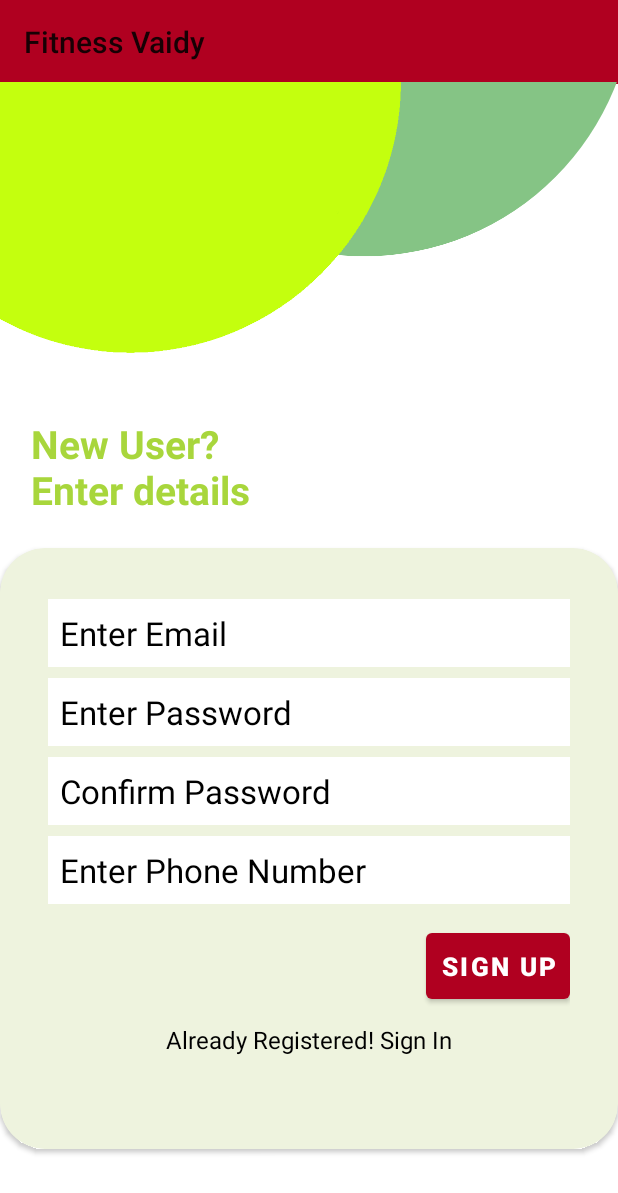
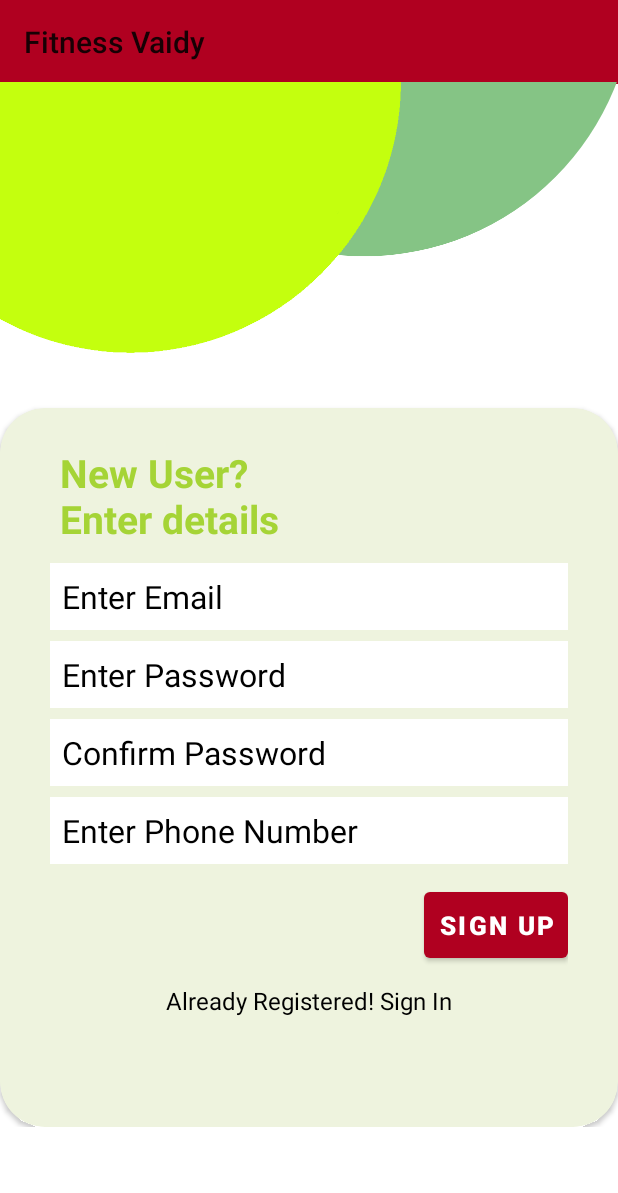
Before and after one commit to amanverma02de/Fitness-Vaidy, an Android app: the screen it shows after launch (Signup), on a phone screen of 412 x 824 dp. Shown: the top 1193 px of the screen. Run offline under Robolectric (Android 15) with nearby library versions, the phone set to English and light mode, and no system bars; our stand-ins replace Firebase (no records; nobody signed in at launch, a user with empty details on screens opened directly).

Commit message:
git edit

```diff
--- a/app/src/main/res/layout/activity_signup.xml
+++ b/app/src/main/res/layout/activity_signup.xml
@@ -1,10 +1,14 @@
 <?xml version="1.0" encoding="utf-8"?>
-<LinearLayout
+<ScrollView
     xmlns:android="http://schemas.android.com/apk/res/android"
     xmlns:app="http://schemas.android.com/apk/res-auto"
     xmlns:tools="http://schemas.android.com/tools"
     android:layout_width="match_parent"
-    android:layout_height="match_parent"
+    android:layout_height="match_parent">
+<LinearLayout
+
+    android:layout_width="match_parent"
+    android:layout_height="wrap_content"
     android:orientation="vertical">
     <androidx.appcompat.widget.Toolbar
         android:id="@+id/toolbar"
@@ -23,32 +27,32 @@
         android:scaleType="fitXY"
         android:layout_marginTop="-1dp" />
 
-    <TextView
-        android:id="@+id/textView3"
-        android:layout_width="wrap_content"
-        android:layout_height="wrap_content"
-        android:layout_gravity="left"
-        android:padding="14dp"
-        android:text=" New User?\n Enter details"
-        android:textColor="#CC92CC0B"
-        android:textSize="26sp"
-        android:textStyle="bold"
-        android:layout_marginTop="-8dp"
-        android:layout_marginBottom="7dp" />
+
     <androidx.cardview.widget.CardView
         android:layout_width="match_parent"
         android:layout_height="wrap_content"
         android:layout_gravity="center_vertical"
         app:cardCornerRadius="30dp"
-        app:contentPadding="20dp"
+        app:contentPadding="15dp"
         app:cardBackgroundColor="#EEF3DE">
         <LinearLayout
             android:layout_width="match_parent"
-            android:layout_height="match_parent"
+            android:layout_height="wrap_content"
             android:orientation="vertical"
-            android:padding="12dp">
-
-    <EditText
+            android:layout_marginBottom="30dp"
+            android:padding="18dp">
+            <TextView
+                android:id="@+id/textView3"
+                android:layout_width="wrap_content"
+                android:layout_height="wrap_content"
+                android:layout_gravity="left"
+                android:text=" New User?\n Enter details"
+                android:textColor="#CC92CC0B"
+                android:textSize="26sp"
+                android:textStyle="bold"
+                android:layout_marginTop="-8dp"
+                android:layout_marginBottom="10dp" />
+            <EditText
         android:id="@+id/et_email"
         android:layout_width="match_parent"
         android:layout_height="wrap_content"
@@ -60,7 +64,7 @@
         android:layout_marginBottom="7dp"
         android:layout_marginTop="2dp"
         android:padding="8dp"
-        android:textSize="22dp"/>
+        android:textSize="21dp"/>
 
     <EditText
         android:id="@+id/et_password"
@@ -73,7 +77,7 @@
         android:background="@color/white"
         android:padding="8dp"
         android:layout_marginBottom="7dp"
-        android:textSize="22dp" />
+        android:textSize="21dp" />
     <EditText
         android:id="@+id/et_cp"
         android:layout_width="match_parent"
@@ -85,7 +89,7 @@
         android:layout_marginBottom="7dp"
         android:background="@color/white"
         android:padding="8dp"
-        android:textSize="22dp" />
+        android:textSize="21dp" />
 
     <EditText
         android:id="@+id/et_username"
@@ -99,7 +103,7 @@
         android:textColorHint="@color/black"
         android:padding="8dp"
         android:layout_marginBottom="9dp"
-        android:textSize="22dp"/>
+        android:textSize="21dp"/>
             <Button
                 android:id="@+id/btn_signup"
                 android:layout_width="wrap_content"
@@ -113,8 +117,8 @@
                 app:layout_constraintBottom_toBottomOf="parent"
                 app:layout_constraintEnd_toEndOf="parent"
                 app:layout_constraintStart_toStartOf="parent"
-                android:layout_marginTop="4dp"
-                android:layout_marginBottom="2dp"
+                android:layout_marginTop="3dp"
+                android:layout_marginBottom="1dp"
                 app:layout_constraintTop_toBottomOf="@id/et_username"
                 app:layout_constraintVertical_bias="0.129" />
             <TextView
@@ -124,12 +128,13 @@
                 android:layout_gravity="center_horizontal"
                 android:text="Already Registered! Sign In"
                 android:textSize="16sp"
-                android:layout_marginTop="8dp"
-                android:layout_marginBottom="30dp"
+                android:layout_marginTop="10dp"
+                android:layout_marginBottom="10dp"
                 android:textColor="@color/black" />
         </LinearLayout>
-    </androidx.cardview.widget.CardView>
-
-
-
+    </androidx.cardview.widget.CardView><LinearLayout
+            android:layout_width="match_parent"
+            android:layout_height="wrap_content"
+            android:orientation="vertical" />
 </LinearLayout>
+    </ScrollView>
--- a/app/src/main/res/layout/activity_singin.xml
+++ b/app/src/main/res/layout/activity_singin.xml
@@ -1,12 +1,14 @@
 <?xml version="1.0" encoding="utf-8"?>
-<LinearLayout
+<ScrollView
     xmlns:android="http://schemas.android.com/apk/res/android"
     xmlns:app="http://schemas.android.com/apk/res-auto"
+    android:layout_width="match_parent"
+    android:layout_height="match_parent">
 
-    xmlns:tools="http://schemas.android.com/tools"
-    android:layout_width="match_parent"
-    android:layout_height="match_parent"
-    android:orientation="vertical">
+    <LinearLayout
+        android:layout_width="match_parent"
+        android:layout_height="match_parent"
+        android:orientation="vertical">
 
     <androidx.appcompat.widget.Toolbar
         android:id="@+id/toolbar"
@@ -41,7 +43,7 @@
             android:layout_width="match_parent"
             android:layout_height="wrap_content"
             android:orientation="vertical"
-            android:padding="34dp"
+            android:padding="30dp"
             >
 
             <TextView
@@ -119,4 +121,11 @@
         </LinearLayout>
     </androidx.cardview.widget.CardView>
 
-</LinearLayout>
+
+
+        <LinearLayout
+            android:layout_width="match_parent"
+            android:layout_height="wrap_content"
+            android:orientation="vertical" />
+    </LinearLayout>
+    </ScrollView>
```
